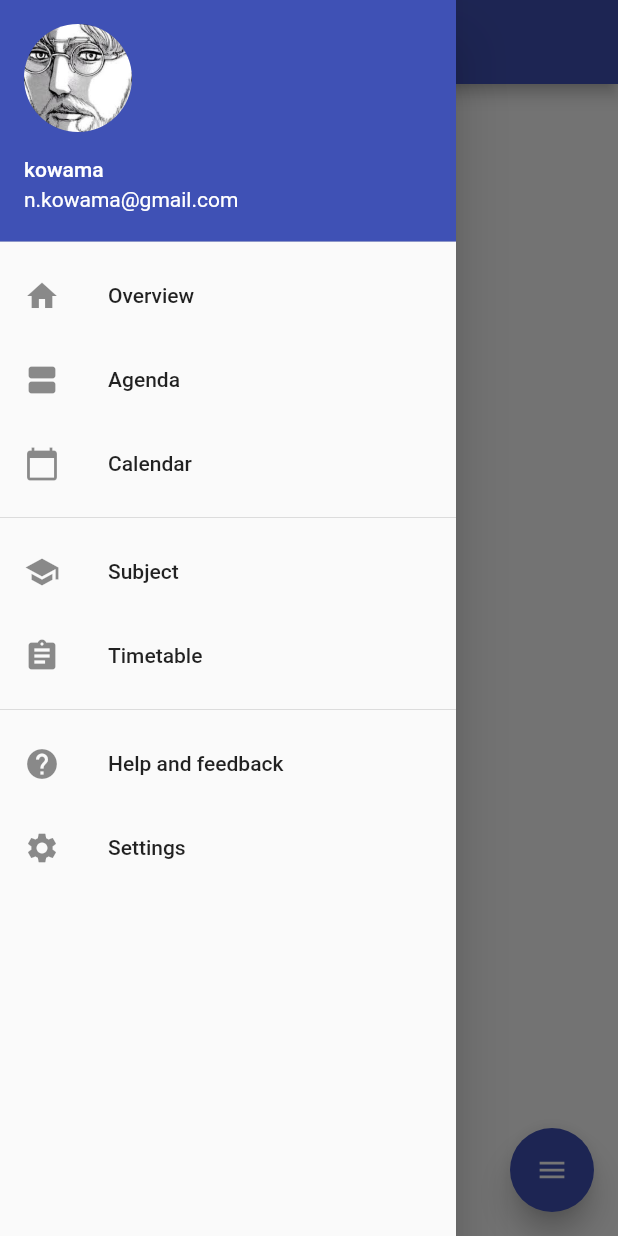
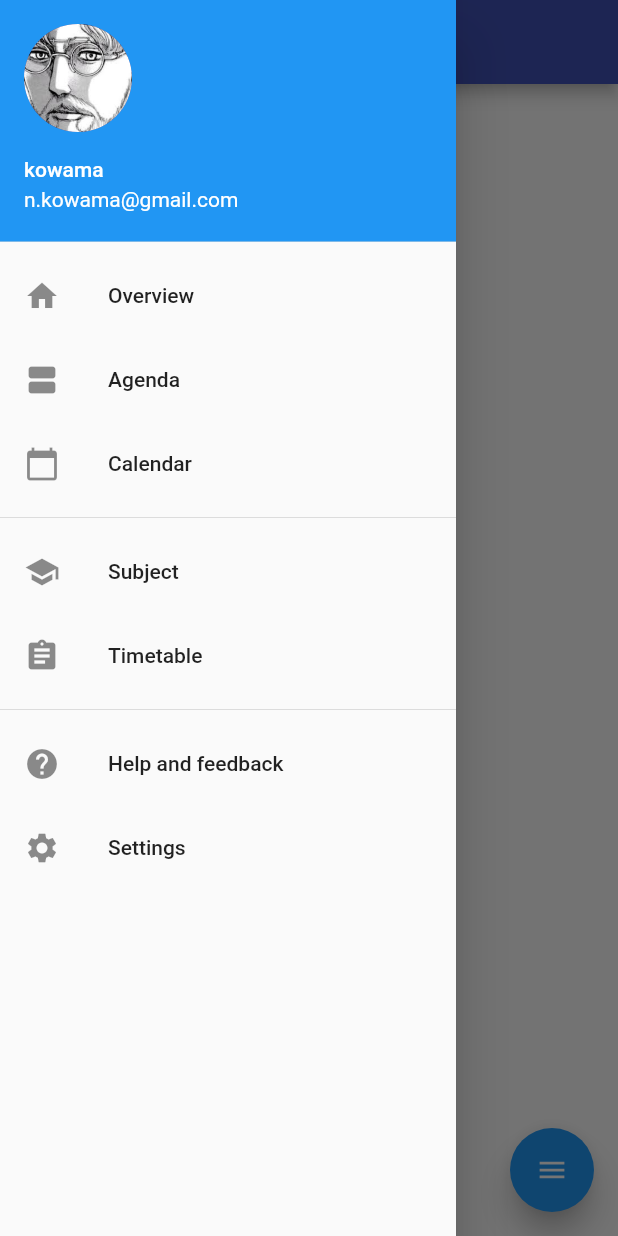
Before and after one commit to kowama/scholar-agenda, a Flutter app: the screen it shows after launch, with the side drawer open, on a phone screen of 412 x 824 dp. Run offline on Flutter 3.47's test engine with Material 2 defaults, Android fonts, the phone set to English and light mode, and no system bars; drawn by our look-alikes of flutter_speed_dial; our stand-ins replace shared_preferences, sqflite, table_calendar; missing offline and left inert: flutter_material_color_picker; accounts and stored records are empty; Roboto replaces fonts that are missing (Hind, Montserrat).

Commit message:
Set App Theme

```diff
--- a/lib/localization/localization.dart
+++ b/lib/localization/localization.dart
@@ -10,6 +10,7 @@ abstract class Localization {
     return Localizations.of<Localization>(context, Localization);
   }
 
+  String get scholarAgenda;
   String get close;
   String get edit;
   String get delete;
--- a/lib/localization/localization_en.dart
+++ b/lib/localization/localization_en.dart
@@ -27,4 +27,7 @@ class LocalizationEN implements Localization {
 
   @override
   String get calendar => 'Calendar';
+
+  @override
+  String get scholarAgenda => 'Scholar Agenda';
 }
--- a/lib/main.dart
+++ b/lib/main.dart
@@ -1,8 +1,8 @@
 import 'package:flutter/material.dart';
 import 'package:flutter_localizations/flutter_localizations.dart';
-import 'package:intl/date_symbol_data_local.dart';
 import 'package:scholar_agenda/page/agenda/agenda_page.dart';
 import 'package:scholar_agenda/page/calendar/calendar.dart';
+import 'package:scholar_agenda/page/help_and_feedback/help_and_feedback.dart';
 import 'package:scholar_agenda/page/home/home_page.dart';
 import 'package:scholar_agenda/page/settings/settings_page.dart';
 import 'package:scholar_agenda/page/subject/subject_page.dart';
@@ -10,28 +10,34 @@ import 'package:scholar_agenda/page/timetable/timetable_page.dart';
 
 import 'localization/localization.dart';
 
-void main() {
-  //initializeDateFormatting().then((_) => runApp(ScholarAgendaApp()));
-  runApp(ScholarAgendaApp());
-}
+void main() => runApp(ScholarAgendaApp());
 
 class ScholarAgendaApp extends StatelessWidget {
   @override
   Widget build(BuildContext context) {
     return MaterialApp(
-      title: 'Scholar agenda',
+      title: 'Scholar Agenda',
       debugShowCheckedModeBanner: false,
       theme: ThemeData(
-        primarySwatch: Colors.indigo,
+        brightness: Brightness.light,
         primaryColor: Colors.indigo,
+        accentColor: Colors.blue,
+        primaryColorDark: Colors.indigo[800],
+        fontFamily: 'Montserrat',
+        textTheme: TextTheme(
+          headline: TextStyle(fontSize: 72.0, fontWeight: FontWeight.bold),
+          title: TextStyle(fontSize: 36.0, fontStyle: FontStyle.italic),
+          body1: TextStyle(fontSize: 14.0, fontFamily: 'Hind'),
+        ),
       ),
       home: HomePage(),
       routes: <String, WidgetBuilder>{
-        AgendaPage.routeName: (BuildContext context) => AgendaPage(),
-        SubjectPage.routeName: (BuildContext context) => SubjectPage(),
-        TimetablePage.routeName: (BuildContext context) => TimetablePage(),
-        CalendarPage.routeName: (BuildContext context) => CalendarPage(),
-        SettingsPage.routeName: (BuildContext context) => SettingsPage(),
+        AgendaPage.routeName: (context) => AgendaPage(),
+        SubjectPage.routeName: (context) => SubjectPage(),
+        TimetablePage.routeName: (context) => TimetablePage(),
+        CalendarPage.routeName: (context) => CalendarPage(),
+        HelpAndFeedbackPage.routeName: (context) => HelpAndFeedbackPage(),
+        SettingsPage.routeName: (context) => SettingsPage(),
       },
       localizationsDelegates: [
         const ScholarAgendaAppLocalizationsDelegate(),
--- a/lib/page/home/home_page.dart
+++ b/lib/page/home/home_page.dart
@@ -17,7 +17,7 @@ class HomePage extends StatefulWidget {
 class _HomePageState extends State<HomePage> {
   bool _dialVisible = true;
 
-  SpeedDial _buildSpeedDial() {
+  SpeedDial _buildSpeedDial(BuildContext context) {
     return SpeedDial(
       // both default to 16
       marginRight: 18,
@@ -37,7 +37,7 @@ class _HomePageState extends State<HomePage> {
       onClose: () => print('DIAL CLOSED'),
       tooltip: 'Speed Dial',
       heroTag: 'speed-dial-hero-tag',
-      backgroundColor: Colors.indigo,
+      backgroundColor: Theme.of(context).accentColor,
       foregroundColor: Colors.white,
       elevation: 8.0,
       shape: CircleBorder(),
@@ -83,7 +83,7 @@ class _HomePageState extends State<HomePage> {
           ],
         ),
       ),
-      floatingActionButton: _buildSpeedDial(),
+      floatingActionButton: _buildSpeedDial(context),
     );
   }
 }
--- a/lib/page/subject/subject_page.dart
+++ b/lib/page/subject/subject_page.dart
@@ -196,10 +196,10 @@ class SubjectCard extends StatelessWidget {
 
   @override
   Widget build(BuildContext context) {
-    TextStyle textStyle = Theme.of(context).textTheme.display1;
-    if (selected)
-      textStyle = textStyle.copyWith(color: Colors.lightGreenAccent[400]);
     return Card(
+      color: selected
+          ? Theme.of(context).selectedRowColor
+          : Theme.of(context).scaffoldBackgroundColor,
       child: ListTile(
         leading: Icon(Icons.school, color: subjectItem.color),
         title: Text(subjectItem.title),
```
